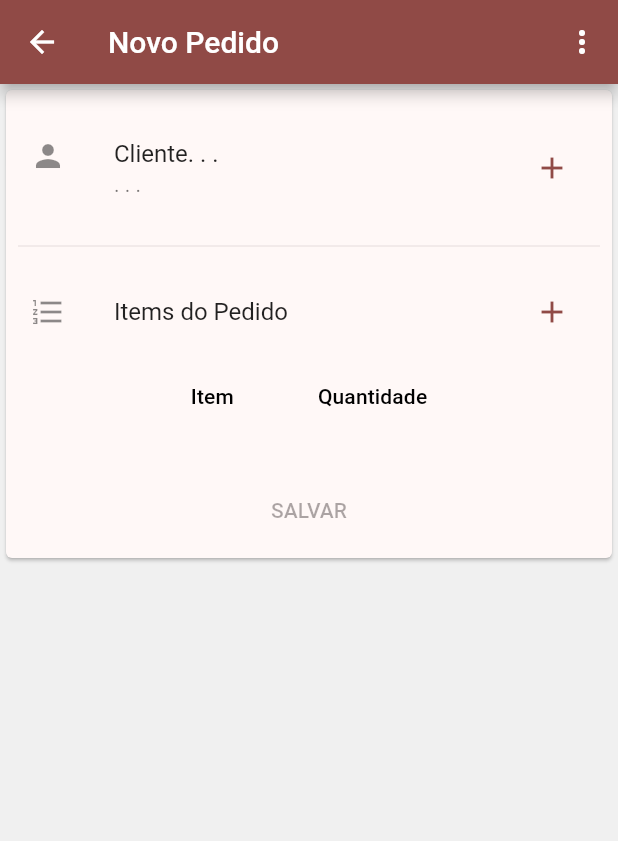
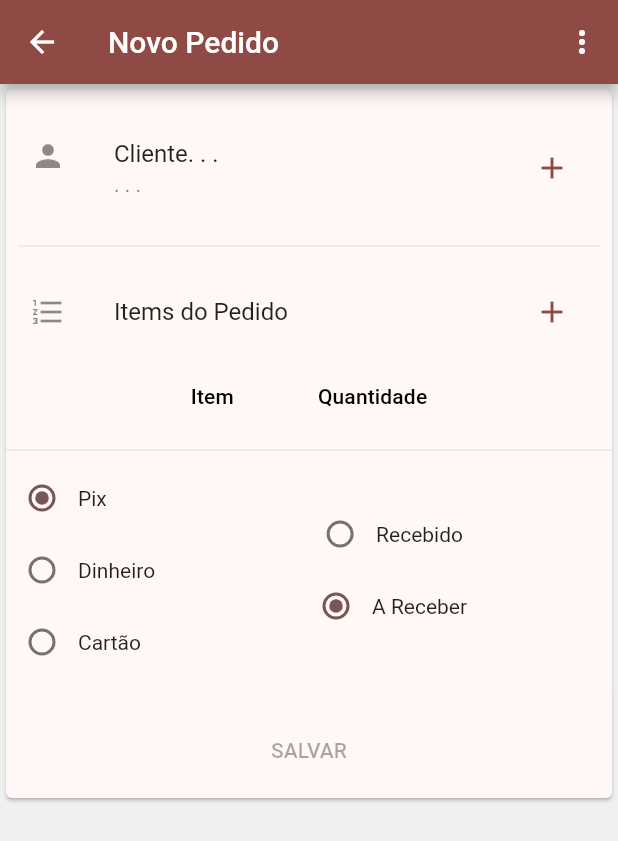
Before and after one commit to joaorodriguesjr/orders, a Flutter app: the CreateOrderPage screen opened directly, on a phone screen of 412 x 824 dp. Shown: the top 841 px of the screen. Run offline on Flutter 3.47's test engine with Material 2 defaults, Android fonts, the phone set to English and light mode, and no system bars; our stand-ins replace cloud_firestore, firebase_core; missing offline and left inert: android_intent_plus; accounts and stored records are empty; generated files the repository leaves out were written again.

Commit message:
add payment controls

```diff
--- a/lib/order/create.page.dart
+++ b/lib/order/create.page.dart
@@ -18,7 +18,9 @@ class _CreateOrderPageState extends State<CreateOrderPage> {
     ..name = 'Cliente. . .'
     ..address.description = '. . .';
 
-  final _order = Order();
+  final _order = Order()
+    ..payment.kind = 'PIX'
+    ..payment.status = 'A RECEBER';
 
   @override
   Widget build(BuildContext context) {
@@ -104,6 +106,82 @@ class _CreateOrderPageState extends State<CreateOrderPage> {
                   );
                 }).toList(),
               ),
+              const Divider(),
+              Row(
+                mainAxisAlignment: MainAxisAlignment.spaceBetween,
+                children: [
+                  Column(
+                    crossAxisAlignment: CrossAxisAlignment.start,
+                    children: [
+                      Row(
+                        children: [
+                          Radio(
+                              groupValue: _order.payment.kind,
+                              value: 'PIX',
+                              onChanged: (value) {
+                                setState(() =>
+                                    _order.payment.kind = value as String);
+                              }),
+                          const Text('Pix'),
+                        ],
+                      ),
+                      Row(
+                        children: [
+                          Radio(
+                              groupValue: _order.payment.kind,
+                              value: 'DINHEIRO',
+                              onChanged: (value) {
+                                setState(() =>
+                                    _order.payment.kind = value as String);
+                              }),
+                          const Text('Dinheiro'),
+                        ],
+                      ),
+                      Row(
+                        children: [
+                          Radio(
+                              groupValue: _order.payment.kind,
+                              value: 'CARTAO',
+                              onChanged: (value) {
+                                setState(() =>
+                                    _order.payment.kind = value as String);
+                              }),
+                          const Text('Cartão'),
+                        ],
+                      ),
+                    ],
+                  ),
+                  Column(
+                    children: [
+                      Row(
+                        children: [
+                          Radio(
+                              groupValue: _order.payment.status,
+                              value: 'PAGO',
+                              onChanged: (value) {
+                                setState(() =>
+                                    _order.payment.status = value as String);
+                              }),
+                          const Text('Recebido'),
+                        ],
+                      ),
+                      Row(
+                        children: [
+                          Radio(
+                              groupValue: _order.payment.status,
+                              value: 'A RECEBER',
+                              onChanged: (value) {
+                                setState(() =>
+                                    _order.payment.status = value as String);
+                              }),
+                          const Text('A Receber'),
+                        ],
+                      ),
+                    ],
+                  ),
+                  const Padding(padding: EdgeInsets.only(right: 0.0)),
+                ],
+              ),
               const Padding(padding: EdgeInsets.all(8)),
               ButtonBar(
                 alignment: MainAxisAlignment.center,
@@ -131,8 +209,8 @@ class _CreateOrderPageState extends State<CreateOrderPage> {
                                   }
                               },
                               'payment': {
-                                'kind': 'PIX',
-                                'status': 'A RECEBER',
+                                'kind': _order.payment.kind,
+                                'status': _order.payment.status,
                               },
                             };
 
```
